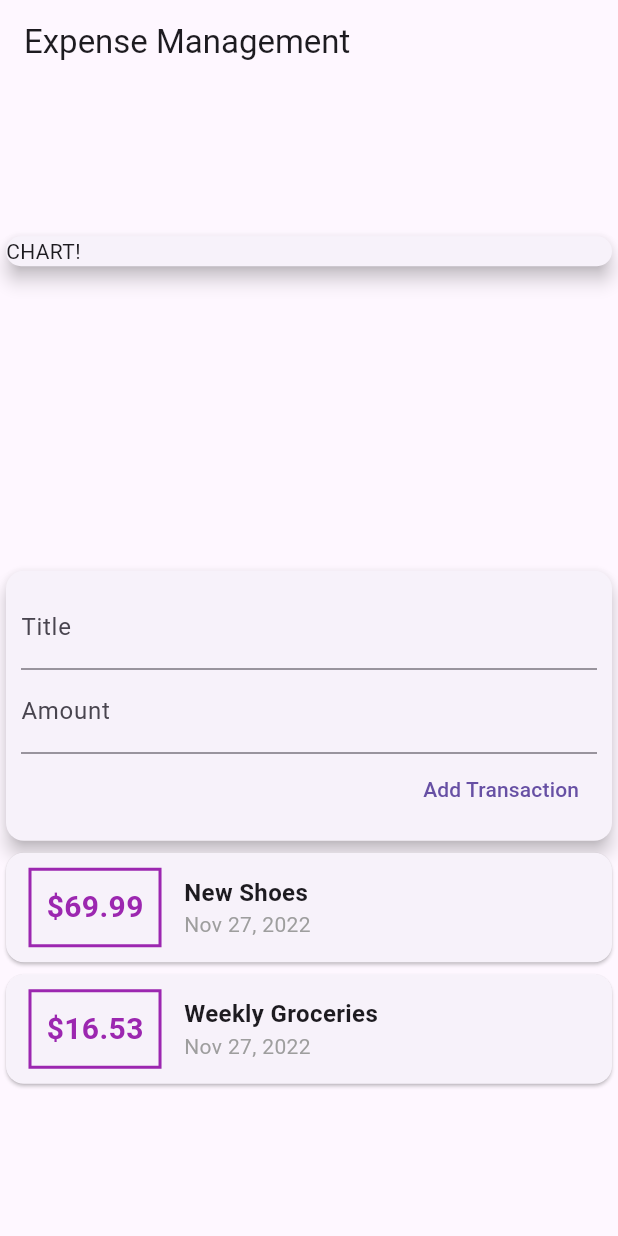
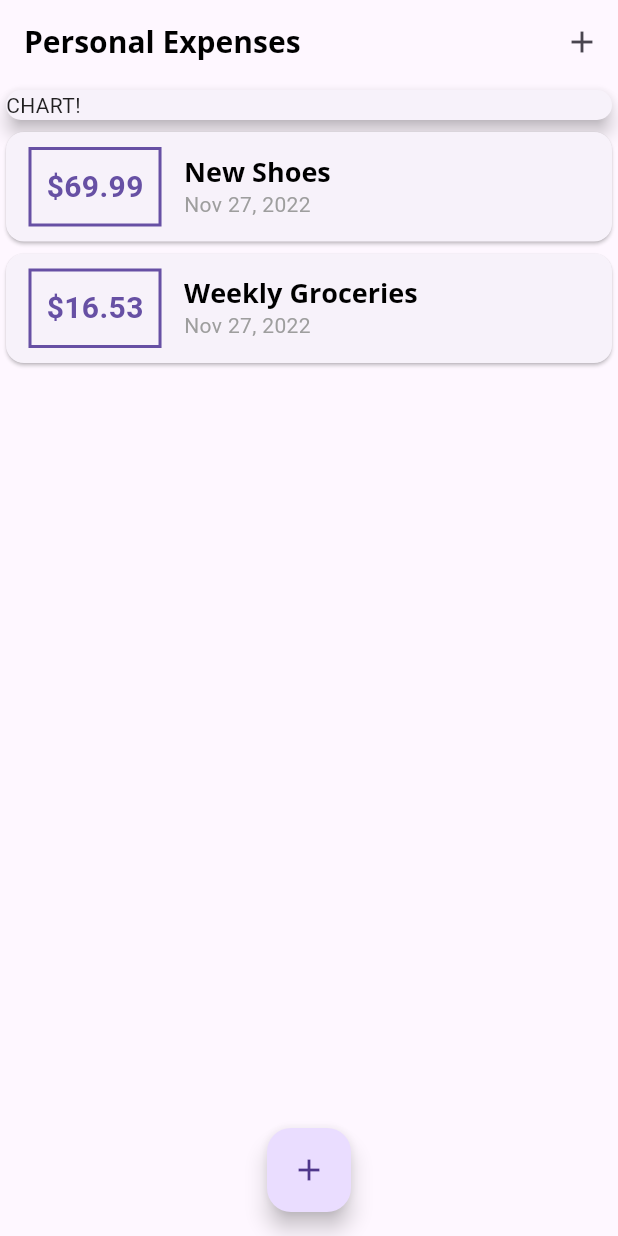
Before and after one commit to yenser/expense_management, a Flutter app: the screen it shows after launch, on a phone screen of 412 x 824 dp. Run offline on Flutter 3.47's test engine with Material 2 defaults, Android fonts, the phone set to English and light mode, and no system bars.

Commit message:
font and image assets

```diff
--- a/lib/main.dart
+++ b/lib/main.dart
@@ -1,9 +1,8 @@
-import 'package:expense_management/models/transaction.dart';
 import 'package:expense_management/widgets/new_transaction.dart';
-import 'package:expense_management/widgets/transaction_list.dart';
-import 'package:expense_management/widgets/user_transaction.dart';
 import 'package:flutter/material.dart';
-import 'package:intl/intl.dart';
+
+import 'models/transaction.dart';
+import 'widgets/transaction_list.dart';
 
 void main() {
   runApp(const MyApp());
@@ -17,34 +16,103 @@ class MyApp extends StatelessWidget {
   Widget build(BuildContext context) {
     return MaterialApp(
       title: 'Flutter Demo',
-      theme: ThemeData(primarySwatch: Colors.blue, useMaterial3: true),
-      home: MyHomePage(),
+      theme: ThemeData(
+          primarySwatch: Colors.purple,
+          // colorScheme:ColorScheme.fromSwtch().copyWith(primary: Colors.purple, secondary: Colors.amber), // something is broken here still
+          fontFamily: 'Quicksand',
+          textTheme: ThemeData.light().textTheme.copyWith(
+                headline6: const TextStyle(
+                    color: Colors.black,
+                    fontFamily: 'OpenSans',
+                    fontSize: 18,
+                    fontWeight: FontWeight.bold),
+              ),
+          appBarTheme: const AppBarTheme(
+            titleTextStyle: TextStyle(
+                color: Colors.black,
+                fontFamily: 'OpenSans',
+                fontSize: 20,
+                fontWeight: FontWeight.bold),
+          ),
+          useMaterial3: true),
+      home: const MyHomePage(),
     );
   }
 }
 
-class MyHomePage extends StatelessWidget {
-  late String _titleInput;
-  late String _amountInput;
+class MyHomePage extends StatefulWidget {
+  const MyHomePage({super.key});
 
-  MyHomePage({super.key});
+  @override
+  State<MyHomePage> createState() => _MyHomePageState();
+}
+
+class _MyHomePageState extends State<MyHomePage> {
+  final List<Transaction> _userTransactions = [
+    Transaction(
+        id: 't1', title: 'New Shoes', amount: 69.99, date: DateTime.now()),
+    Transaction(
+        id: 't2',
+        title: 'Weekly Groceries',
+        amount: 16.53,
+        date: DateTime.now())
+  ];
+
+  void _addNewTransaction(String title, double amount) {
+    final newTx = Transaction(
+        id: DateTime.now().toString(),
+        title: title,
+        amount: amount,
+        date: DateTime.now());
+
+    setState(() {
+      _userTransactions.add(newTx);
+    });
+  }
+
+  void _startAddNewTransaction(BuildContext ctx) {
+    showModalBottomSheet(
+        context: ctx,
+        builder: (bCtx) {
+          return NewTransaction(_addNewTransaction);
+
+          // // old method to fix an issue
+          // return GestureDetector(
+          //   onTap: () {},
+          //   behavior: HitTestBehavior.opaque,
+          //   child: NewTransaction(_addNewTransaction),
+          // );
+        });
+  }
 
   @override
   Widget build(context) {
     return Scaffold(
-      appBar: AppBar(title: const Text('Expense Management')),
+      appBar: AppBar(
+        title: const Text('Personal Expenses'),
+        actions: [
+          IconButton(
+              onPressed: () => _startAddNewTransaction(context),
+              icon: const Icon(Icons.add))
+        ],
+      ),
       body: Column(
-        mainAxisAlignment: MainAxisAlignment.spaceAround,
-        children: const [
-          SizedBox(
+        mainAxisAlignment: MainAxisAlignment.start,
+        children: [
+          const SizedBox(
             width: double.infinity,
             child: Card(
               elevation: 5,
               child: Text('CHART!'),
             ),
           ),
-          UserTransactions()
+          TransactionList(_userTransactions)
         ],
+      ),
+      floatingActionButtonLocation: FloatingActionButtonLocation.centerFloat,
+      floatingActionButton: FloatingActionButton(
+        onPressed: () => _startAddNewTransaction(context),
+        child: const Icon(Icons.add),
       ),
     );
   }
--- /dev/null
+++ b/lib/widgets/chart.dart
@@ -0,0 +1,11 @@
+import 'package:flutter/src/widgets/container.dart';
+import 'package:flutter/src/widgets/framework.dart';
+
+class Chart extends StatelessWidget {
+  const Chart({super.key});
+
+  @override
+  Widget build(BuildContext context) {
+    return Container();
+  }
+}
--- a/lib/widgets/new_transaction.dart
+++ b/lib/widgets/new_transaction.dart
@@ -1,12 +1,31 @@
 import 'package:flutter/material.dart';
 
-class NewTransaction extends StatelessWidget {
+class NewTransaction extends StatefulWidget {
+  final Function(String, double) onSumbit;
+
+  const NewTransaction(this.onSumbit, {super.key});
+
+  @override
+  State<NewTransaction> createState() => _NewTransactionState();
+}
+
+class _NewTransactionState extends State<NewTransaction> {
   final titleController = TextEditingController();
+
   final amountCountroller = TextEditingController();
 
-  final Function(String, double) onSumbit;
+  void submitData() {
+    final enteredTitle = titleController.text;
+    final enteredAmount = double.parse(amountCountroller.text);
 
-  NewTransaction(this.onSumbit, {super.key});
+    if (enteredTitle.isEmpty || enteredAmount <= 0) {
+      return;
+    }
+
+    widget.onSumbit(enteredTitle, enteredAmount);
+
+    Navigator.of(context).pop();
+  }
 
   @override
   Widget build(BuildContext context) {
@@ -20,22 +39,16 @@ class NewTransaction extends StatelessWidget {
             TextField(
               decoration: const InputDecoration(labelText: 'Title'),
               controller: titleController,
-              // onChanged: (value) {
-              //   _titleInput = value;
-              // },
             ),
             TextField(
               decoration: const InputDecoration(labelText: 'Amount'),
+              keyboardType:
+                  const TextInputType.numberWithOptions(decimal: true),
+              onSubmitted: (_) => submitData(),
               controller: amountCountroller,
-              // onChanged: (value) {
-              //   _amountInput = value;
-              // },
             ),
             TextButton(
-              onPressed: () {
-                onSumbit(titleController.value.text,
-                    double.parse(amountCountroller.value.text));
-              },
+              onPressed: submitData,
               child: const Text('Add Transaction'),
             )
           ],
--- a/lib/widgets/transaction_list.dart
+++ b/lib/widgets/transaction_list.dart
@@ -10,9 +10,26 @@ class TransactionList extends StatelessWidget {
 
   @override
   Widget build(BuildContext context) {
-    return Column(
-      children: transactions
-          .map((tx) => Card(
+    return SizedBox(
+      height: 300,
+      child: transactions.isEmpty
+          ? Column(
+              children: [
+                Text(
+                  'No Transactions added yet!',
+                  style: Theme.of(context).textTheme.headline6,
+                ),
+                const SizedBox(height: 10),
+                SizedBox(
+                  height: 200,
+                  child: Image.asset('assets/images/waiting.png',
+                      fit: BoxFit.cover),
+                )
+              ],
+            )
+          : ListView.builder(
+              itemBuilder: (context, index) {
+                return Card(
                   child: Row(children: [
                     Container(
                         margin: const EdgeInsets.symmetric(
@@ -20,28 +37,36 @@ class TransactionList extends StatelessWidget {
                         padding: const EdgeInsets.all(10),
                         decoration: BoxDecoration(
                           border: Border.all(
-                        color: Colors.purple,
+                            color: Theme.of(context).primaryColor,
                             width: 2,
                           ),
                         ),
                         child: Text(
-                      '\$${tx.amount}',
-                      style: const TextStyle(
+                          '\$${transactions[index].amount.toStringAsFixed(2)}',
+                          style: TextStyle(
                               fontWeight: FontWeight.bold,
                               fontSize: 20,
-                          color: Colors.purple),
+                              color: Theme.of(context).primaryColor),
                         )),
-                Column(crossAxisAlignment: CrossAxisAlignment.start, children: [
-                  Text(tx.title,
-                      style: const TextStyle(
-                          fontWeight: FontWeight.bold, fontSize: 16)),
+                    Column(
+                        crossAxisAlignment: CrossAxisAlignment.start,
+                        children: [
                           Text(
-                    DateFormat().add_yMMMd().format(tx.date),
+                            transactions[index].title,
+                            style: Theme.of(context).textTheme.headline6,
+                          ),
+                          Text(
+                            DateFormat()
+                                .add_yMMMd()
+                                .format(transactions[index].date),
                             style: const TextStyle(color: Colors.grey),
                           )
                         ]),
-              ])))
-          .toList(),
+                  ]),
+                );
+              },
+              itemCount: transactions.length,
+            ),
     );
   }
 }
--- a/lib/widgets/user_transaction.dart
+++ /dev/null
@@ -1,46 +0,0 @@
-import 'package:flutter/material.dart';
-
-import '../models/transaction.dart';
-import 'new_transaction.dart';
-import 'transaction_list.dart';
-
-class UserTransactions extends StatefulWidget {
-  const UserTransactions({super.key});
-
-  @override
-  State<UserTransactions> createState() => _UserTransactionsState();
-}
-
-class _UserTransactionsState extends State<UserTransactions> {
-  final List<Transaction> _userTransactions = [
-    Transaction(
-        id: 't1', title: 'New Shoes', amount: 69.99, date: DateTime.now()),
-    Transaction(
-        id: 't2',
-        title: 'Weekly Groceries',
-        amount: 16.53,
-        date: DateTime.now())
-  ];
-
-  void _addNewTransaction(String title, double amount) {
-    final newTx = Transaction(
-        id: DateTime.now().toString(),
-        title: title,
-        amount: amount,
-        date: DateTime.now());
-
-    setState(() {
-      _userTransactions.add(newTx);
-    });
-  }
-
-  @override
-  Widget build(BuildContext context) {
-    return Column(
-      children: [
-        NewTransaction(_addNewTransaction),
-        TransactionList(_userTransactions)
-      ],
-    );
-  }
-}
```
Also changed, not shown: pubspec.yaml (+13 -7 lines), assets/fonts/OpenSans-Bold.ttf (added), assets/fonts/OpenSans-Regular.ttf (added), assets/fonts/Quicksand-Bold.ttf (added), assets/fonts/Quicksand-Light.ttf (added), assets/fonts/Quicksand-Medium.ttf (added), assets/fonts/Quicksand-Regular.ttf (added), assets/images/waiting.png (added). Lines whose indentation alone changed are shown as unchanged.
